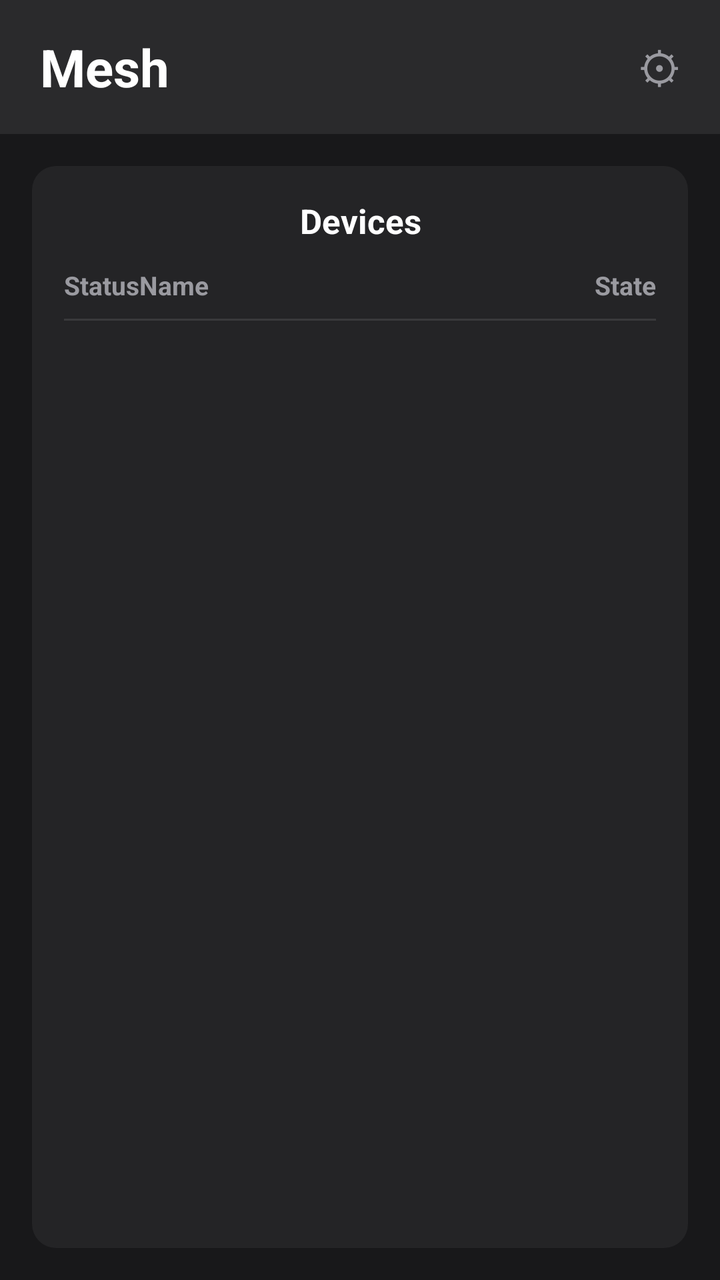
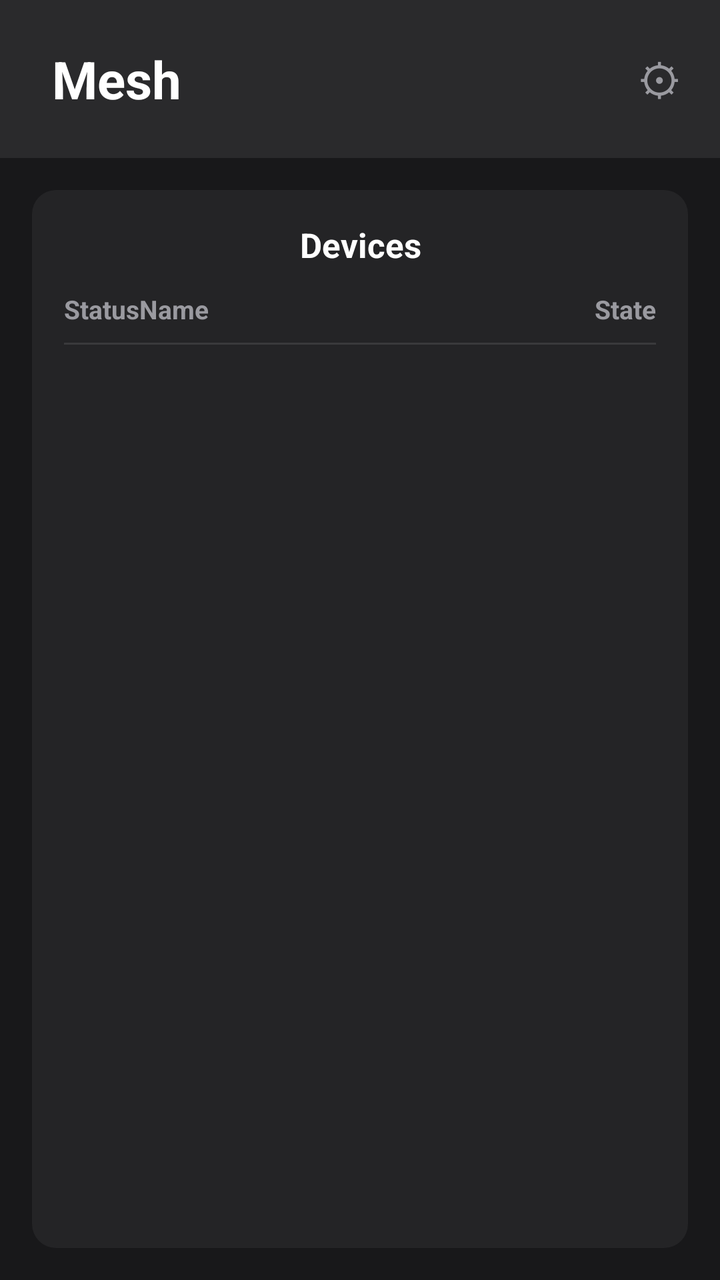

The first picture is an Android layout as it rendered before a commit; the second is the same layout after the commit. The layout source and the unified diff follow.
<!-- AndroidManifest.xml: application theme AppTheme -->
<!-- res/layout/fragment_devices.xml -->
<LinearLayout xmlns:android="http://schemas.android.com/apk/res/android"
    android:orientation="vertical"
    android:layout_width="match_parent"
    android:layout_height="match_parent"
    android:background="@color/bg_screen">

    <LinearLayout
        android:layout_width="match_parent"
        android:layout_height="wrap_content"
        android:background="@color/bg_header"
        android:orientation="horizontal"
        android:gravity="center_vertical"
        android:paddingStart="20dp"
        android:paddingEnd="20dp"
        android:paddingTop="16dp"
        android:paddingBottom="16dp">

        <TextView
            android:id="@+id/meshTitle"
            android:layout_width="0dp"
            android:layout_height="wrap_content"
            android:layout_weight="1"
            android:text="Mesh"
            android:textColor="@color/text_primary"
            android:textSize="26sp"
            android:textStyle="bold"/>

        <TextView
            android:id="@+id/settingsButton"
            android:layout_width="wrap_content"
            android:layout_height="wrap_content"
            android:text="⚙"
            android:textColor="@color/text_secondary"
            android:textSize="22sp"/>
    </LinearLayout>

    <LinearLayout
        android:id="@+id/mdnsErrorBanner"
        android:orientation="horizontal"
        android:layout_width="match_parent"
        android:layout_height="wrap_content"
        android:background="#FF3A1F1D"
        android:padding="10dp"
        android:layout_margin="16dp"
        android:gravity="center_vertical"
        android:visibility="gone">

        <TextView
            android:layout_width="0dp"
            android:layout_height="wrap_content"
            android:layout_weight="1"
            android:textColor="@color/text_muted"
            android:text="mDNS unreachable — check firewall settings"/>

        <Button
            android:id="@+id/refreshButton"
            android:layout_width="wrap_content"
            android:layout_height="wrap_content"
            android:text="Refresh"/>
    </LinearLayout>

    <LinearLayout
        android:layout_width="match_parent"
        android:layout_height="0dp"
        android:layout_weight="1"
        android:layout_margin="16dp"
        android:orientation="vertical"
        android:background="@drawable/card_background"
        android:padding="16dp">

        <TextView
            android:id="@+id/devicesTitle"
            android:layout_width="match_parent"
            android:layout_height="wrap_content"
            android:gravity="center"
            android:text="Devices"
            android:textColor="@color/text_primary"
            android:textStyle="bold"
            android:textSize="17sp"
            android:layout_marginBottom="12dp"/>

        <LinearLayout
            android:layout_width="match_parent"
            android:layout_height="wrap_content"
            android:orientation="horizontal"
            android:paddingBottom="8dp">

            <TextView
                android:id="@+id/statusHeaderColumn"
                android:layout_width="wrap_content"
                android:layout_height="wrap_content"
                android:gravity="center"
                android:text="Status"
                android:textColor="@color/text_secondary"
                android:textStyle="bold"
                android:textSize="13sp"
                android:maxLines="1"/>

            <TextView
                android:layout_width="0dp"
                android:layout_height="wrap_content"
                android:layout_weight="1"
                android:text="Name"
                android:textColor="@color/text_secondary"
                android:textStyle="bold"
                android:textSize="13sp"/>

            <TextView
                android:layout_width="wrap_content"
                android:layout_height="wrap_content"
                android:text="State"
                android:textColor="@color/text_secondary"
                android:textStyle="bold"
                android:textSize="13sp"/>
        </LinearLayout>

        <View
            android:layout_width="match_parent"
            android:layout_height="1dp"
            android:background="@color/divider"
            android:layout_marginBottom="4dp"/>

        <ListView
            android:id="@+id/deviceListView"
            android:layout_width="match_parent"
            android:layout_height="0dp"
            android:layout_weight="1"
            android:divider="@color/divider"
            android:dividerHeight="1dp"/>
    </LinearLayout>
</LinearLayout>
<!-- resources referenced by this layout -->
<resources>
  <color name="bg_header">#FF2A2A2C</color>
  <color name="bg_screen">#FF18181A</color>
  <color name="divider">#FF3A3A3C</color>
  <color name="text_muted">#FFD0D0D4</color>
  <color name="text_primary">#FFFFFFFF</color>
  <color name="text_secondary">#FF9A9AA0</color>
  <!-- drawable card_background (drawable) -->
  <?xml version="1.0" encoding="utf-8"?>
  <shape xmlns:android="http://schemas.android.com/apk/res/android" android:shape="rectangle">
      <corners android:radius="12dp"/>
      <solid android:color="@color/bg_card"/>
  </shape>
  <style name="AppTheme" parent="Theme.MaterialComponents.NoActionBar">
          <item name="android:windowBackground">@color/bg_screen</item>
          <item name="colorPrimary">@color/bg_header</item>
          <item name="colorPrimaryDark">@color/bg_header</item>
          <item name="colorAccent">@color/status_online</item>
          <item name="android:textColorPrimary">@color/text_primary</item>
          <item name="android:textColorSecondary">@color/text_secondary</item>
          <item name="android:statusBarColor">@color/bg_header</item>
      </style>
  <color name="bg_card">#FF242426</color>
  <color name="status_online">#FF34C759</color>
</resources>

<!-- the commit's change to res/layout/fragment_devices.xml (unified diff, before → after) -->
@@ -17,6 +17,8 @@
 
         <TextView
             android:id="@+id/meshTitle"
+            android:background="@drawable/ripple_rounded"
+            android:padding="6dp"
             android:layout_width="0dp"
             android:layout_height="wrap_content"
             android:layout_weight="1"
@@ -54,6 +56,8 @@
 
         <Button
             android:id="@+id/refreshButton"
+            android:background="@drawable/ripple_rounded"
+            android:padding="6dp"
             android:layout_width="wrap_content"
             android:layout_height="wrap_content"
             android:text="Refresh"/>
<!-- resource entries referenced after the edit -->
@@ -12,6 +12,33 @@
       <corners android:radius="12dp"/>
       <solid android:color="@color/bg_card"/>
   </shape>
+  <!-- drawable ripple_rounded (drawable) -->
+  <?xml version="1.0" encoding="utf-8"?>
+  <ripple xmlns:android="http://schemas.android.com/apk/res/android"
+      android:color="@color/ripple">
+      <item android:id="@android:id/mask">
+          <shape android:shape="rectangle">
+              <corners android:radius="12dp"/>
+              <solid android:color="#FFFFFFFF"/>
+          </shape>
+      </item>
+      <item>
+          <selector>
+              <item android:state_pressed="true">
+                  <shape android:shape="rectangle">
+                      <corners android:radius="12dp"/>
+                      <solid android:color="@color/bg_pressed"/>
+                  </shape>
+              </item>
+              <item>
+                  <shape android:shape="rectangle">
+                      <corners android:radius="12dp"/>
+                      <solid android:color="@android:color/transparent"/>
+                  </shape>
+              </item>
+          </selector>
+      </item>
+  </ripple>
   <style name="AppTheme" parent="Theme.MaterialComponents.NoActionBar">
           <item name="android:windowBackground">@color/bg_screen</item>
           <item name="colorPrimary">@color/bg_header</item>
@@ -22,6 +49,8 @@
           <item name="android:statusBarColor">@color/bg_header</item>
       </style>
   <color name="bg_card">#FF242426</color>
+  <color name="ripple">#33FFFFFF</color>
+  <color name="bg_pressed">#FF3E3E44</color>
   <color name="status_online">#FF34C759</color>
 </resources>
 
